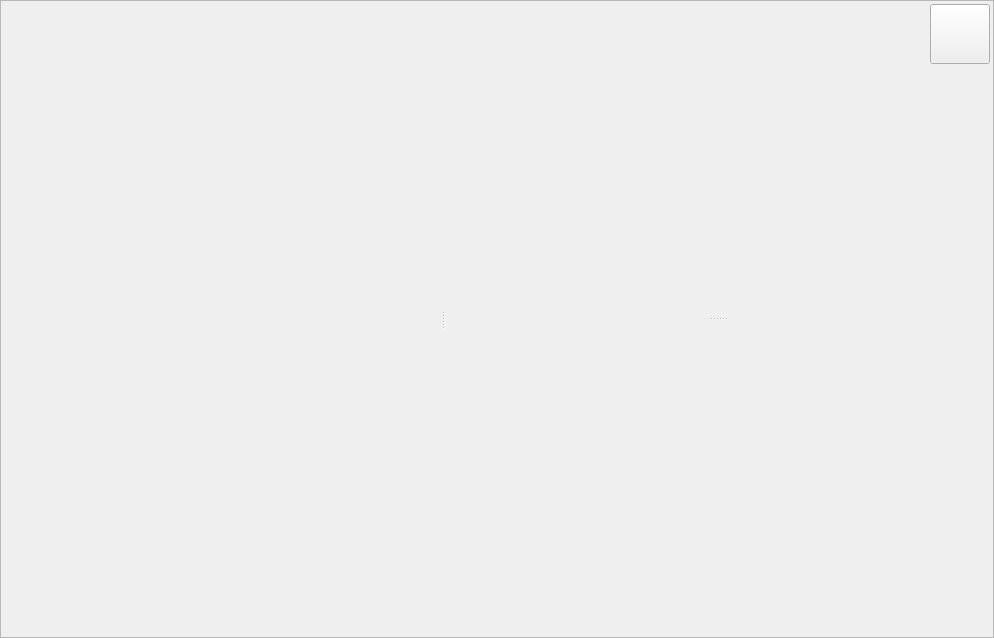
MMetze/DMHelper, file DMHelper/src/customtableframe.ui: the form before one commit.
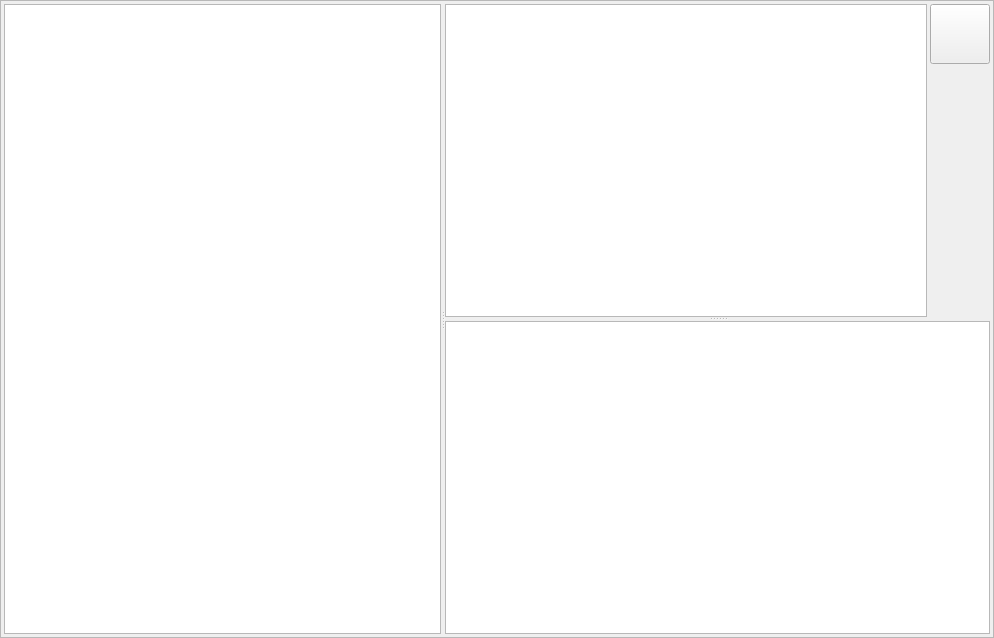
The form after the commit. Icons and pictures are not drawn.

Patch:
```diff
--- a/DMHelper/src/customtableframe.ui
+++ b/DMHelper/src/customtableframe.ui
@@ -19,9 +19,6 @@
   <property name="windowTitle">
    <string>Frame</string>
   </property>
-  <property name="styleSheet">
-   <string notr="true">background-image: url(:/img/data/parchment.jpg);</string>
-  </property>
   <property name="frameShape">
    <enum>QFrame::Shape::StyledPanel</enum>
   </property>
@@ -50,10 +47,6 @@
       <enum>Qt::Orientation::Horizontal</enum>
      </property>
      <widget class="QListWidget" name="listWidget">
-      <property name="styleSheet">
-       <string notr="true">background: transparent;
-</string>
-      </property>
      </widget>
      <widget class="QSplitter" name="vSplitter">
       <property name="orientation">
@@ -84,10 +77,6 @@
             <height>16777215</height>
            </size>
           </property>
-          <property name="styleSheet">
-           <string notr="true">background: transparent;
-</string>
-          </property>
           <property name="readOnly">
            <bool>true</bool>
           </property>
@@ -154,10 +143,6 @@
          <verstretch>0</verstretch>
         </sizepolicy>
        </property>
-       <property name="styleSheet">
-        <string notr="true">background: transparent;
-</string>
-       </property>
       </widget>
      </widget>
     </widget>
```
